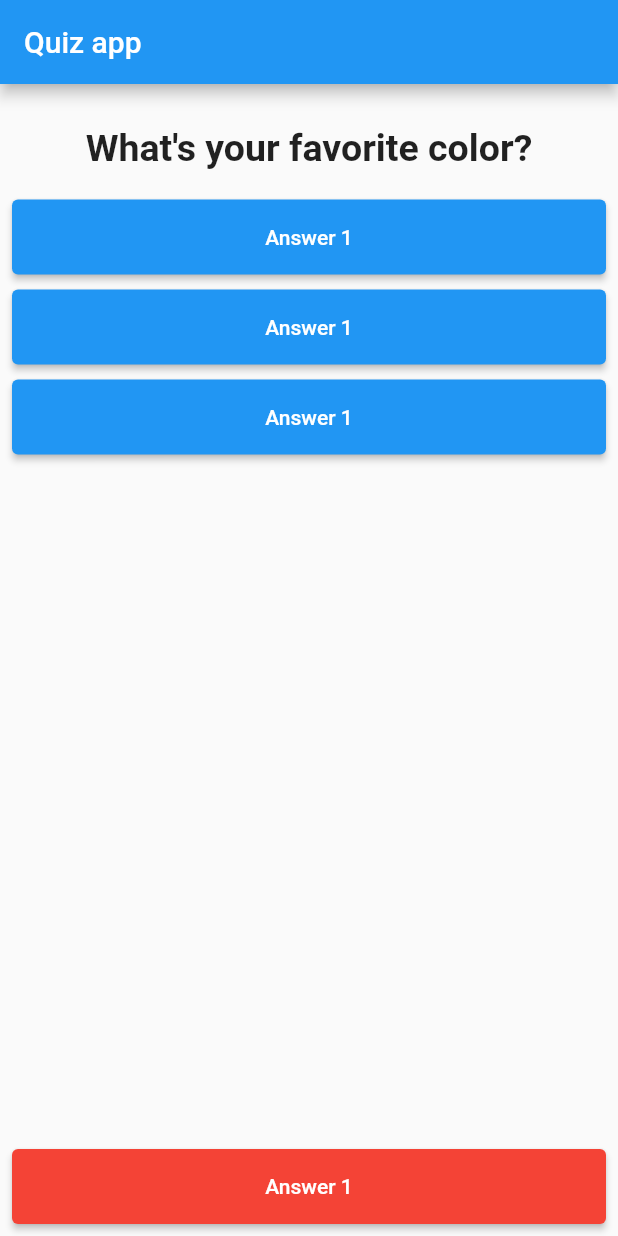
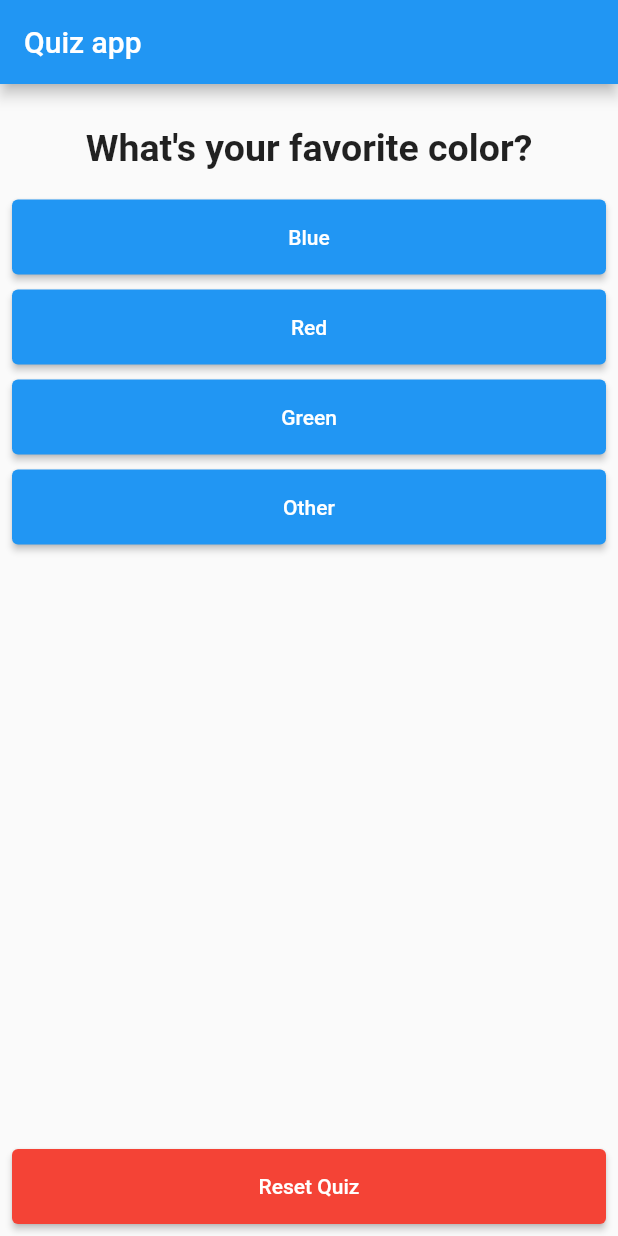
Before and after one commit to will-souza/quizapp, a Flutter app: the screen it shows after launch, on a phone screen of 412 x 824 dp. Run offline on Flutter 3.47's test engine with Material 2 defaults, Android fonts, the phone set to English and light mode, and no system bars.

Commit message:
map questions and answers

```diff
--- a/lib/answer.dart
+++ b/lib/answer.dart
@@ -3,12 +3,21 @@ import 'package:flutter/material.dart';
 class Answer extends StatelessWidget {
   final Color buttonColor;
   final VoidCallback onPressed;
+  final String answerText;
+  final double marginBottom;
 
-  const Answer({super.key, required this.buttonColor, required this.onPressed});
+  const Answer({
+    super.key,
+    required this.buttonColor,
+    required this.onPressed,
+    required this.answerText,
+    this.marginBottom = 10,
+  });
 
   @override
   Widget build(BuildContext context) {
     return Container(
+      margin: EdgeInsets.only(bottom: marginBottom),
       child: ElevatedButton(
         onPressed: onPressed,
         style: ButtonStyle(
@@ -17,7 +26,7 @@ class Answer extends StatelessWidget {
             const Size.fromHeight(50),
           ),
         ),
-        child: const Text('Answer 1'),
+        child: Text(answerText),
       ),
     );
   }
--- a/lib/main.dart
+++ b/lib/main.dart
@@ -17,17 +17,32 @@ class MyApp extends StatefulWidget {
 class _MyAppState extends State<MyApp> {
   var _questionIndex = 0;
 
-  final _questions = <String>[
-    'What\'s your favorite color?',
-    'What\'s your favorite animal',
-    'What\'s your favorite movie',
-    'What\'s your favorite food',
-    'What\'s your favorite song',
+  final questions = <Map>[
+    {
+      'questionText': 'What\'s your favorite color?',
+      'answers': <String>['Blue', 'Red', 'Green', 'Other']
+    },
+    {
+      'questionText': 'What\'s your favorite animal',
+      'answers': <String>['Dog', 'Cat', 'Mouse', 'Other']
+    },
+    {
+      'questionText': 'What\'s your favorite movie?',
+      'answers': <String>['Stolen', 'Con Air', 'The Rock', 'Other']
+    },
+    {
+      'questionText': 'What\'s your favorite food?',
+      'answers': <String>['Pasta', 'Rice and Beans', 'Meat', 'Other']
+    },
+    {
+      'questionText': 'What\'s your favorite subject?',
+      'answers': <String>['Math', 'English', 'Science', 'Other']
+    },
   ];
 
   _answerQuestion() {
     setState(() {
-      if (_questionIndex + 1 < _questions.length) {
+      if (_questionIndex + 1 < questions.length) {
         _questionIndex = _questionIndex + 1;
       }
     });
@@ -51,27 +66,21 @@ class _MyAppState extends State<MyApp> {
           child: Column(
             children: [
               Question(
-                questionText: _questions[_questionIndex],
+                questionText: questions[_questionIndex]['questionText'],
               ),
-              Answer(
-                buttonColor: Colors.blue,
-                onPressed: _answerQuestion,
-              ),
-              const SizedBox(height: 10),
-              Answer(
-                buttonColor: Colors.blue,
-                onPressed: _answerQuestion,
-              ),
-              const SizedBox(height: 10),
-              Answer(
-                buttonColor: Colors.blue,
-                onPressed: _answerQuestion,
-              ),
-              const SizedBox(height: 10),
+              ...questions[_questionIndex]['answers'].map((answer) {
+                return Answer(
+                  buttonColor: Colors.blue,
+                  onPressed: _answerQuestion,
+                  answerText: answer,
+                );
+              }).toList(),
               const Spacer(),
               Answer(
                 buttonColor: Colors.red,
                 onPressed: _resetQuestions,
+                answerText: 'Reset Quiz',
+                marginBottom: 0,
               ),
             ],
           ),
```
